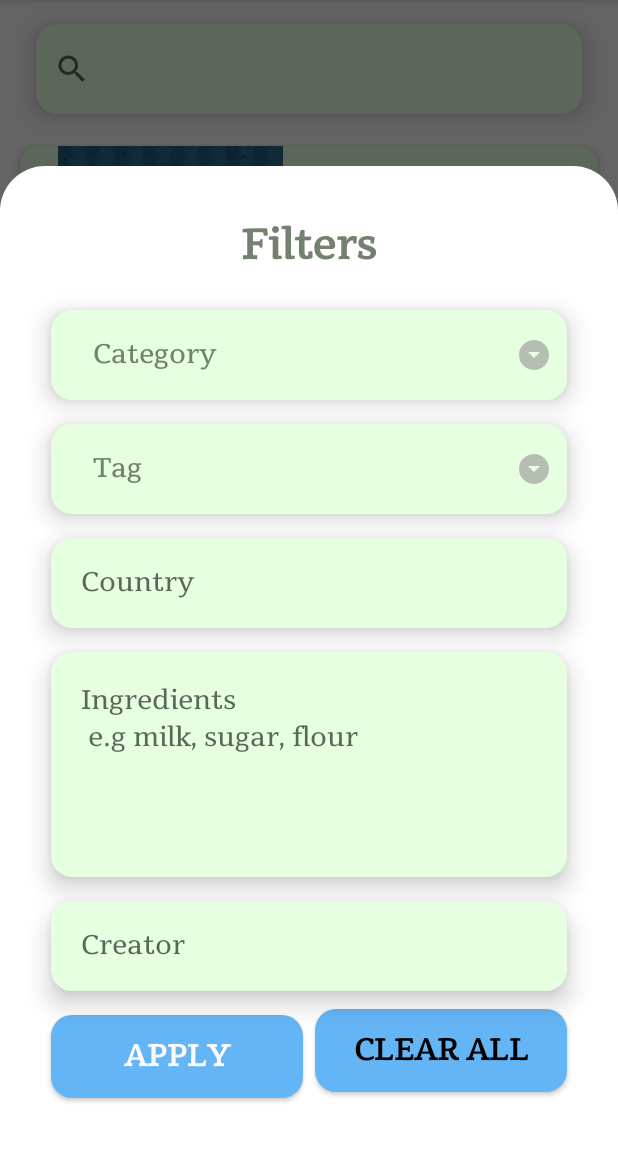
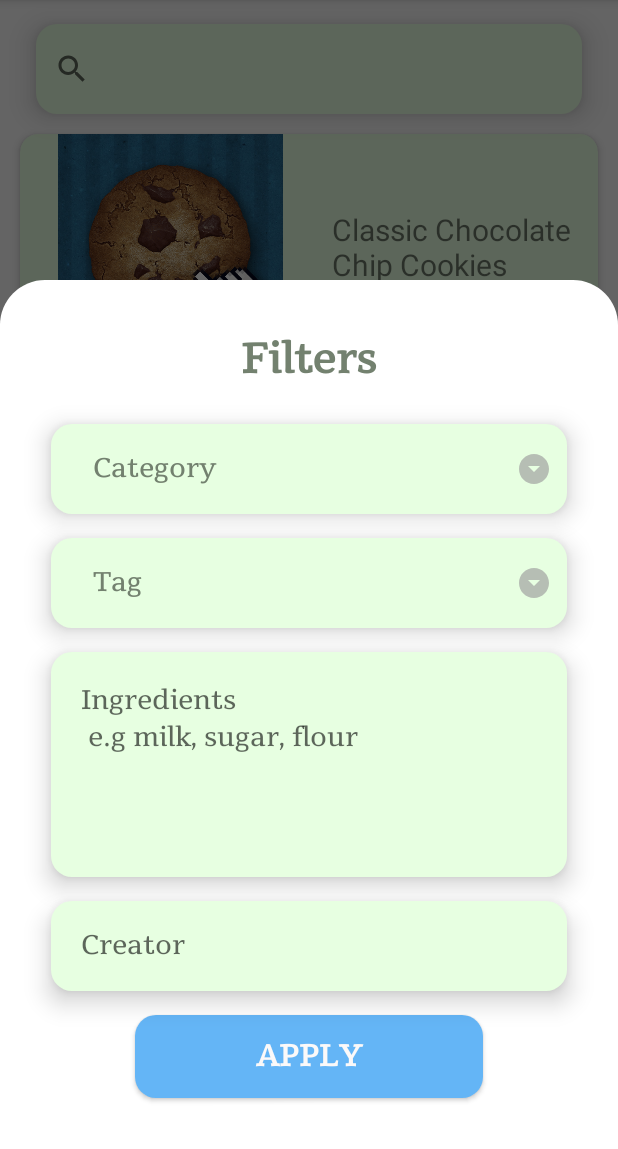
Before and after one commit to dmalamati/Raccacoonie, an Android app: the Search_Activity screen opened directly, with no data from a screen before it, after a tap on "Filters", on a phone screen of 412 x 824 dp, the part 87-1236 px from its top. Run offline under Robolectric (Android 15) with nearby library versions, the phone set to English and light mode, and no system bars.

```diff
--- a/app/src/main/java/com/example/raccacoonie/DatabaseHandler.java
+++ b/app/src/main/java/com/example/raccacoonie/DatabaseHandler.java
@@ -472,7 +472,6 @@ public class DatabaseHandler extends SQLiteOpenHelper {
         cursor = db.rawQuery("SELECT _id FROM RECIPE ORDER BY _id DESC LIMIT 1",null);
         if (cursor.getCount() < 1 )
         {
-            Log.d("GAMO","TIN PANAGIA");
             return -1;
         }
         cursor.moveToFirst();
--- a/app/src/main/java/com/example/raccacoonie/RecyclerAdapter.java
+++ b/app/src/main/java/com/example/raccacoonie/RecyclerAdapter.java
@@ -120,32 +120,32 @@ public class RecyclerAdapter extends RecyclerView.Adapter<RecyclerAdapter.ViewHo
                 "chocolate_chip_cookies.jpg",
                 "1. Preheat the oven to 350°F. \n2. In a mixing bowl, cream together butter and sugars. \n3. Beat in eggs and vanilla. \n4. In a separate bowl, combine flour, baking soda, and salt. \n5. Gradually add the dry ingredients to the wet ingredients, mixing well. \n6. Stir in chocolate chips. \n7. Drop rounded tablespoons of dough onto a baking sheet. \n8. Bake for 10-12 minutes or until golden brown. \n9. Allow cookies to cool on the baking sheet for a few minutes before transferring to a wire rack.",
                 "Butter, granulated sugar, brown sugar, eggs, vanilla extract, all-purpose flour, baking soda, salt, chocolate chips",
-                "Snack", 3, "United States"));
+                "Snack", 2, "United States"));
         ogrecipes.add(new Recipe(-10, "Chicken Parmesan",
                 "chicken_parmesan.jpg",
                 "1. Preheat the oven to 375°F. \n2. Season chicken cutlets with salt, pepper, and Italian seasoning. \n3. Dip each cutlet in beaten egg, then coat with breadcrumbs. \n4. Heat oil in a skillet and cook the cutlets until golden brown. \n5. Place cooked cutlets in a baking dish and top with marinara sauce and shredded mozzarella cheese. \n6. Bake for 15-20 minutes or until the cheese is melted and bubbly. \n7. Serve with cooked spaghetti or your choice of pasta.",
                 "Chicken cutlets, salt, pepper, Italian seasoning, eggs, breadcrumbs, oil, marinara sauce, shredded mozzarella cheese, spaghetti",
-                "Dinner", 3, "Italy"));
-        ogrecipes.add(new Recipe(-10, "Caprese Salad",
+                "Dinner", 0, "Italy"));
+        ogrecipes.add(new Recipe(-10, "Caprese Salad with Tuna",
                 "caprese_salad.jpg",
-                "1. Slice tomatoes and fresh mozzarella cheese. \n2. Arrange the tomato and mozzarella slices on a serving platter. \n3. Drizzle with olive oil and balsamic glaze. \n4. Sprinkle with salt, pepper, and fresh basil leaves. \n5. Serve immediately as a refreshing appetizer or side dish.",
-                "Tomatoes, fresh mozzarella cheese, olive oil, balsamic glaze, salt, pepper, fresh basil leaves",
-                "Snack", 2, "Greece"));
+                "1. Slice tomatoes and fresh mozzarella cheese. \n2. Arrange the tomato and mozzarella slices on a serving platter. \n3. Open the tuna and distribute it evenly on the salad \n4. Drizzle with olive oil and balsamic glaze. \n5. Sprinkle with salt, pepper, and fresh basil leaves. \n5. Serve immediately as a refreshing appetizer or side dish.",
+                "Tomatoes, fresh mozzarella cheese, canned tuna, olive oil, balsamic glaze, salt, pepper, fresh basil leaves",
+                "Snack", 1, "Greece"));
         ogrecipes.add(new Recipe(-10, "Vegetable Stir-Fry",
                 "vegetable_stirfry.jpg",
                 "1. Heat oil in a wok or skillet over high heat. \n2. Add sliced vegetables (e.g., bell peppers, carrots, broccoli, snap peas). \n3. Stir-fry for a few minutes until vegetables are crisp-tender. \n4. In a small bowl, mix together soy sauce, ginger, and garlic. \n5. Pour the sauce over the vegetables and stir-fry for another minute. \n6. Serve hot over steamed rice or noodles.",
                 "Assorted vegetables (bell peppers, carrots, broccoli, snap peas), oil, soy sauce, ginger, garlic, steamed rice or noodles",
-                "Dinner", 1, "China"));
+                "Dinner", 3, "China"));
         ogrecipes.add(new Recipe(-10, "Avocado Toast",
                 "avocado_toast.jpg",
                 "1. Toast a slice of bread until golden brown. \n2. Mash half an avocado and spread it on the toast. \n3. Sprinkle with salt, pepper, and red pepper flakes to taste. \n4. Optionally, top with sliced tomatoes, a drizzle of olive oil, or a squeeze of lemon juice. \n5. Enjoy as a quick and healthy breakfast or snack.",
                 "Bread, avocado, salt, pepper, red pepper flakes",
-                "Snack", 1, "United States"));
+                "Snack", 3, "United States"));
         ogrecipes.add(new Recipe(3, "Peanut Butter Banana Smoothie",
                 "peanut_butter_smoothie.jpg",
                 "1. In a blender, combine a ripe banana, a spoonful of peanut butter, and a cup of milk. \n2. Add a drizzle of honey and a pinch of cinnamon. \n3. Blend until smooth and creamy. \n4. Pour into a glass and enjoy as a delicious and energizing smoothie.",
                 "Banana, peanut butter, milk, honey, cinnamon",
-                "Drink", 1, "Greece"));
+                "Drink", 2, "Greece"));
 
         preloaded = ogrecipes.size();
         int k = 1;
--- a/app/src/main/res/layout/activity_home.xml
+++ b/app/src/main/res/layout/activity_home.xml
@@ -177,9 +177,8 @@
             android:layout_width="0dp"
             android:layout_height="0dp"
             android:layout_marginStart="8dp"
-            android:layout_marginTop="16dp"
+            android:layout_marginTop="8dp"
             android:layout_marginEnd="8dp"
-            android:layout_marginBottom="24dp"
             app:layout_constraintBottom_toBottomOf="parent"
             app:layout_constraintEnd_toEndOf="parent"
             app:layout_constraintStart_toStartOf="parent"
--- a/app/src/main/res/layout/activity_saved.xml
+++ b/app/src/main/res/layout/activity_saved.xml
@@ -171,9 +171,8 @@
             android:layout_width="0dp"
             android:layout_height="0dp"
             android:layout_marginStart="8dp"
-                android:layout_marginTop="16dp"
+            android:layout_marginTop="8dp"
             android:layout_marginEnd="8dp"
-                android:layout_marginBottom="24dp"
             app:layout_constraintBottom_toBottomOf="parent"
             app:layout_constraintEnd_toEndOf="parent"
             app:layout_constraintStart_toStartOf="parent"
--- a/app/src/main/res/layout/activity_search.xml
+++ b/app/src/main/res/layout/activity_search.xml
@@ -183,9 +183,8 @@
             android:layout_width="0dp"
             android:layout_height="0dp"
             android:layout_marginStart="8dp"
-                android:layout_marginTop="16dp"
+            android:layout_marginTop="8dp"
             android:layout_marginEnd="8dp"
-                android:layout_marginBottom="24dp"
             app:layout_constraintBottom_toBottomOf="parent"
             app:layout_constraintEnd_toEndOf="parent"
             app:layout_constraintStart_toStartOf="parent"
--- a/app/src/main/res/layout/bottom_sheet_layout.xml
+++ b/app/src/main/res/layout/bottom_sheet_layout.xml
@@ -69,23 +69,6 @@
                 app:layout_constraintStart_toStartOf="parent"
                 app:layout_constraintTop_toBottomOf="@+id/spinner_category_filter" />
 
-            <AutoCompleteTextView
-                android:id="@+id/autoCompleteTextView_country_filter"
-                android:layout_width="0dp"
-                android:layout_height="60dp"
-                android:layout_marginStart="24dp"
-                android:layout_marginTop="16dp"
-                android:layout_marginEnd="24dp"
-                android:background="@drawable/round_corner_green"
-                android:elevation="10dp"
-                android:fontFamily="@font/tienne"
-                android:hint="@string/country"
-                android:paddingHorizontal="20dp"
-                android:textSize="18sp"
-                app:layout_constraintEnd_toEndOf="parent"
-                app:layout_constraintStart_toStartOf="parent"
-                app:layout_constraintTop_toBottomOf="@+id/spinner_tag_filter" />
-
             <EditText
                 android:id="@+id/editText_recipe_ingredients_filter"
                 android:layout_width="0dp"
@@ -104,7 +87,7 @@
                 android:paddingVertical="20dp"
                 app:layout_constraintEnd_toEndOf="parent"
                 app:layout_constraintStart_toStartOf="parent"
-                app:layout_constraintTop_toBottomOf="@+id/autoCompleteTextView_country_filter" />
+                app:layout_constraintTop_toBottomOf="@+id/spinner_tag_filter" />
 
             <EditText
                 android:id="@+id/editText_recipe_creator_filter"
@@ -128,9 +111,9 @@
                 android:id="@+id/button_apply_filters"
                 android:layout_width="0dp"
                 android:layout_height="55dp"
-                android:layout_marginStart="24dp"
+                android:layout_marginStart="80dp"
                 android:layout_marginTop="16dp"
-                android:layout_marginEnd="8dp"
+                android:layout_marginEnd="80dp"
                 android:layout_marginBottom="24dp"
                 android:background="@drawable/blue_button_states"
                 android:elevation="20dp"
@@ -140,30 +123,10 @@
                 android:textSize="20sp"
                 android:textStyle="bold"
                 app:layout_constraintBottom_toBottomOf="parent"
-                app:layout_constraintEnd_toStartOf="@+id/button_clear_filters"
-                app:layout_constraintHorizontal_bias="0.5"
-                app:layout_constraintHorizontal_chainStyle="spread_inside"
+                app:layout_constraintEnd_toEndOf="parent"
                 app:layout_constraintStart_toStartOf="parent"
                 app:layout_constraintTop_toBottomOf="@+id/editText_recipe_creator_filter" />
 
-            <Button
-                android:id="@+id/button_clear_filters"
-                android:layout_width="0dp"
-                android:layout_height="55dp"
-                android:layout_marginTop="16dp"
-                android:layout_marginEnd="24dp"
-                android:layout_marginBottom="24dp"
-                android:background="@drawable/blue_button_states"
-                android:fontFamily="@font/tienne"
-                android:text="@string/clear_all"
-                android:textColor="#000000"
-                android:textSize="20sp"
-                android:textStyle="bold"
-                app:layout_constraintBottom_toBottomOf="@+id/button_apply_filters"
-                app:layout_constraintEnd_toEndOf="parent"
-                app:layout_constraintHorizontal_bias="0.5"
-                app:layout_constraintStart_toEndOf="@+id/button_apply_filters"
-                app:layout_constraintTop_toTopOf="@+id/button_apply_filters" />
 
         </androidx.constraintlayout.widget.ConstraintLayout>
     </ScrollView>
```
Also changed, not shown: app/src/main/java/com/example/raccacoonie/Search_Activity.java (+2 -49 lines). Lines whose indentation alone changed are shown as unchanged.
